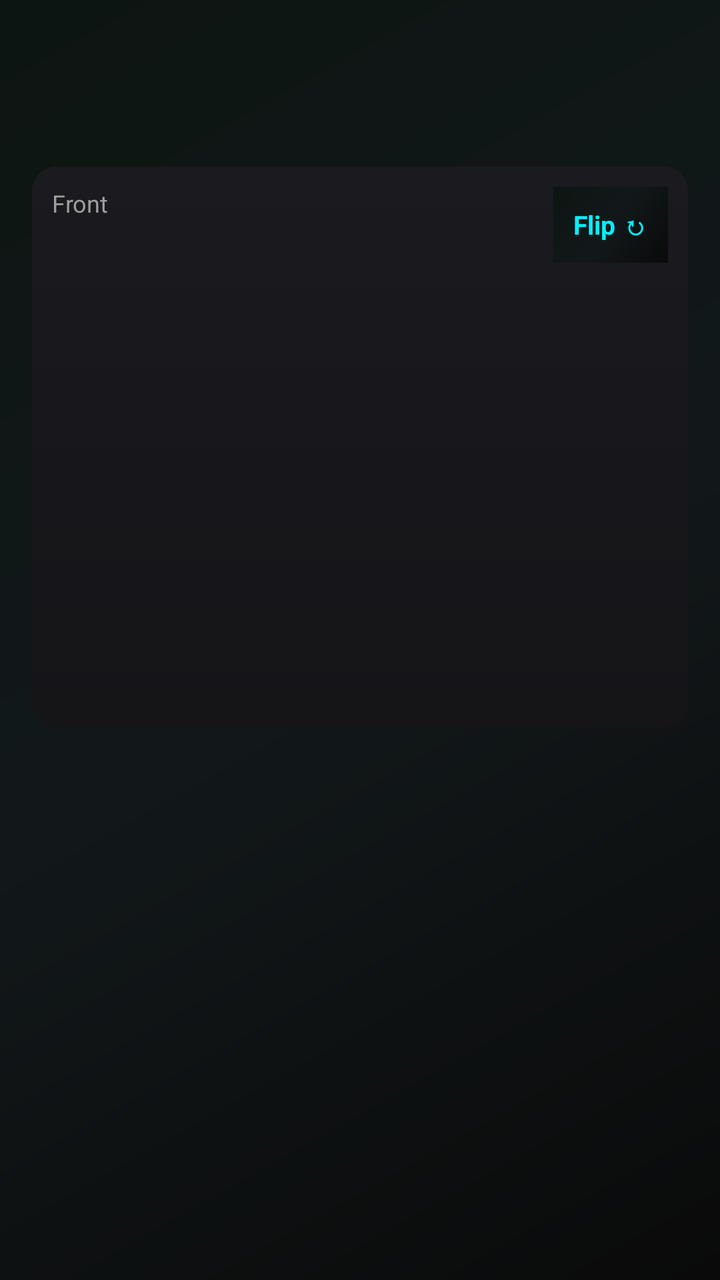
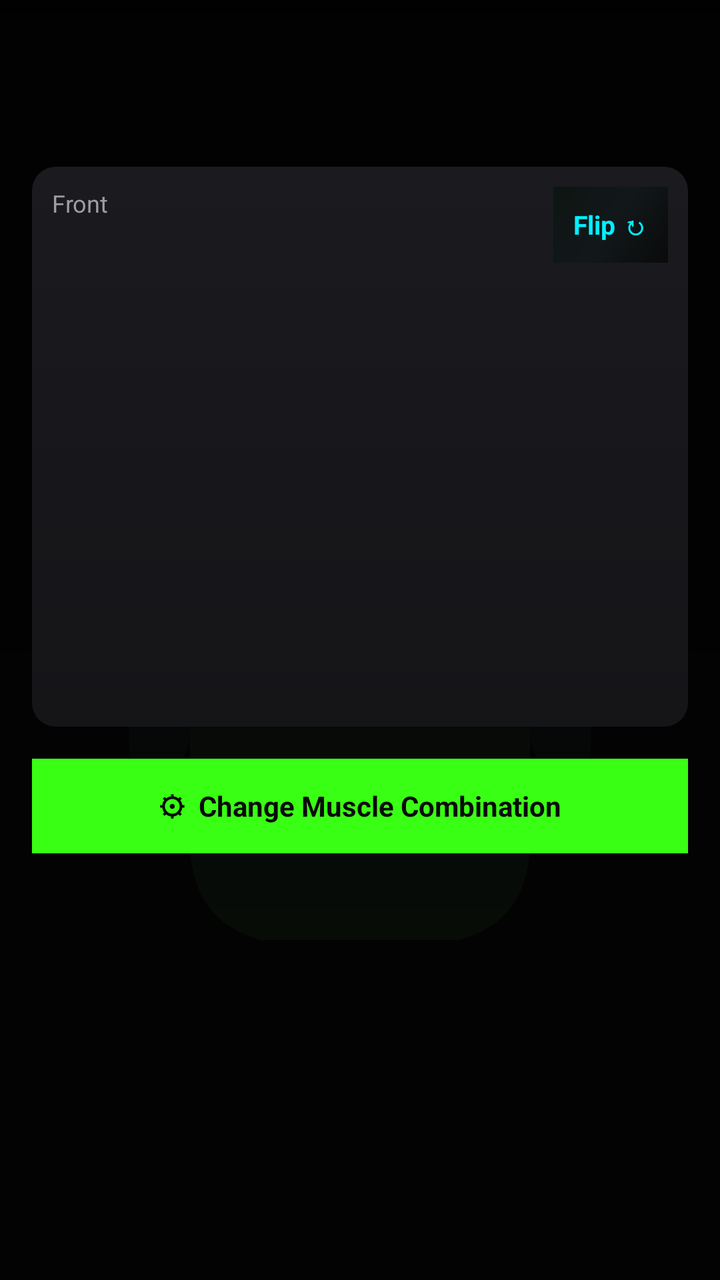

The first picture is an Android layout as it rendered before a commit; the second is the same layout after the commit. The layout source and the unified diff follow.
<!-- AndroidManifest.xml: application theme Theme.Sarfit -->
<!-- res/layout/activity_day_detail.xml -->
<?xml version="1.0" encoding="utf-8"?>
<ScrollView xmlns:android="http://schemas.android.com/apk/res/android"
    android:layout_width="match_parent"
    android:layout_height="match_parent"
    android:background="@drawable/gradient_bg">

    <LinearLayout
        android:layout_width="match_parent"
        android:layout_height="wrap_content"
        android:orientation="vertical"
        android:padding="16dp">

        <TextView
            android:id="@+id/tvDayTitle"
            android:layout_width="wrap_content"
            android:layout_height="wrap_content"
            android:textColor="@color/text_primary"
            android:textSize="26sp"
            android:textStyle="bold" />

        <TextView
            android:id="@+id/tvDayFocus"
            android:layout_width="wrap_content"
            android:layout_height="wrap_content"
            android:layout_marginBottom="12dp"
            android:textColor="@color/neon_cyan"
            android:textSize="15sp" />

        <FrameLayout
            android:id="@+id/bodyModelContainer"
            android:layout_width="match_parent"
            android:layout_height="280dp"
            android:layout_marginBottom="16dp"
            android:background="@drawable/gradient_card">

            <TextView
                android:id="@+id/tvFlipView"
                android:layout_width="wrap_content"
                android:layout_height="wrap_content"
                android:layout_gravity="top|end"
                android:layout_margin="10dp"
                android:padding="10dp"
                android:text="Flip \u21BB"
                android:textColor="@color/neon_cyan"
                android:textSize="13sp"
                android:textStyle="bold"
                android:background="@drawable/gradient_bg" />

            <TextView
                android:id="@+id/tvViewLabel"
                android:layout_width="wrap_content"
                android:layout_height="wrap_content"
                android:layout_gravity="top|start"
                android:layout_margin="10dp"
                android:text="Front"
                android:textColor="@color/text_secondary"
                android:textSize="12sp" />

        </FrameLayout>

        <LinearLayout
            android:id="@+id/weekTabsContainer"
            android:layout_width="match_parent"
            android:layout_height="wrap_content"
            android:orientation="horizontal"
            android:layout_marginBottom="16dp" />

        <TextView
            android:id="@+id/tvSetsRepsInfo"
            android:layout_width="wrap_content"
            android:layout_height="wrap_content"
            android:layout_marginBottom="14dp"
            android:textColor="@color/text_secondary"
            android:textSize="12sp" />

        <LinearLayout
            android:id="@+id/exerciseListContainer"
            android:layout_width="match_parent"
            android:layout_height="wrap_content"
            android:orientation="vertical" />

    </LinearLayout>
</ScrollView>
<!-- resources referenced by this layout -->
<resources>
  <color name="neon_cyan">#00F0FF</color>
  <color name="text_primary">#FFFFFF</color>
  <color name="text_secondary">#9E9E9E</color>
  <!-- drawable gradient_bg (drawable) -->
  <?xml version="1.0" encoding="utf-8"?>
  <shape xmlns:android="http://schemas.android.com/apk/res/android"
      android:shape="rectangle">
      <gradient
          android:type="linear"
          android:angle="135"
          android:startColor="#0A0A0A"
          android:centerColor="#12181A"
          android:endColor="#0D1512"
          android:centerX="0.5" />
  </shape>
  <!-- drawable gradient_card (drawable) -->
  <?xml version="1.0" encoding="utf-8"?>
  <shape xmlns:android="http://schemas.android.com/apk/res/android"
      android:shape="rectangle">
      <gradient
          android:type="linear"
          android:angle="115"
          android:startColor="#1A1A1F"
          android:endColor="#151518" />
      <corners android:radius="12dp" />
  </shape>
  <style name="Theme.Sarfit" parent="Theme.AppCompat.NoActionBar">
          <item name="android:windowBackground">@color/bg_dark</item>
          <item name="android:statusBarColor">@color/bg_dark</item>
          <item name="android:navigationBarColor">@color/bg_dark</item>
          <item name="android:textColor">@color/text_primary</item>
      </style>
  <color name="bg_dark">#0A0A0A</color>
</resources>

<!-- the commit's change to res/layout/activity_day_detail.xml (unified diff, before → after) -->
@@ -1,83 +1,112 @@
 <?xml version="1.0" encoding="utf-8"?>
-<ScrollView xmlns:android="http://schemas.android.com/apk/res/android"
+<FrameLayout xmlns:android="http://schemas.android.com/apk/res/android"
     android:layout_width="match_parent"
-    android:layout_height="match_parent"
-    android:background="@drawable/gradient_bg">
+    android:layout_height="match_parent">
 
-    <LinearLayout
+    <ImageView
+        android:id="@+id/ivDayBackground"
         android:layout_width="match_parent"
-        android:layout_height="wrap_content"
-        android:orientation="vertical"
-        android:padding="16dp">
+        android:layout_height="match_parent"
+        android:scaleType="centerCrop"
+        android:src="@drawable/bg_theme_push" />
 
-        <TextView
-            android:id="@+id/tvDayTitle"
-            android:layout_width="wrap_content"
+    <View
+        android:layout_width="match_parent"
+        android:layout_height="match_parent"
+        android:background="@drawable/scrim_overlay" />
+
+    <ScrollView
+        android:layout_width="match_parent"
+        android:layout_height="match_parent">
+
+        <LinearLayout
+            android:layout_width="match_parent"
             android:layout_height="wrap_content"
-            android:textColor="@color/text_primary"
-            android:textSize="26sp"
-            android:textStyle="bold" />
-
-        <TextView
-            android:id="@+id/tvDayFocus"
-            android:layout_width="wrap_content"
-            android:layout_height="wrap_content"
-            android:layout_marginBottom="12dp"
-            android:textColor="@color/neon_cyan"
-            android:textSize="15sp" />
-
-        <FrameLayout
-            android:id="@+id/bodyModelContainer"
-            android:layout_width="match_parent"
-            android:layout_height="280dp"
-            android:layout_marginBottom="16dp"
-            android:background="@drawable/gradient_card">
+            android:orientation="vertical"
+            android:padding="16dp">
 
             <TextView
-                android:id="@+id/tvFlipView"
+                android:id="@+id/tvDayTitle"
                 android:layout_width="wrap_content"
                 android:layout_height="wrap_content"
-                android:layout_gravity="top|end"
-                android:layout_margin="10dp"
-                android:padding="10dp"
-                android:text="Flip \u21BB"
-                android:textColor="@color/neon_cyan"
-                android:textSize="13sp"
-                android:textStyle="bold"
-                android:background="@drawable/gradient_bg" />
+                android:textColor="@color/text_primary"
+                android:textSize="26sp"
+                android:textStyle="bold" />
 
             <TextView
-                android:id="@+id/tvViewLabel"
+                android:id="@+id/tvDayFocus"
                 android:layout_width="wrap_content"
                 android:layout_height="wrap_content"
-                android:layout_gravity="top|start"
-                android:layout_margin="10dp"
-                android:text="Front"
+                android:layout_marginBottom="12dp"
+                android:textColor="@color/neon_cyan"
+                android:textSize="15sp" />
+
+            <FrameLayout
+                android:id="@+id/bodyModelContainer"
+                android:layout_width="match_parent"
+                android:layout_height="280dp"
+                android:layout_marginBottom="16dp"
+                android:background="@drawable/gradient_card">
+
+                <TextView
+                    android:id="@+id/tvFlipView"
+                    android:layout_width="wrap_content"
+                    android:layout_height="wrap_content"
+                    android:layout_gravity="top|end"
+                    android:layout_margin="10dp"
+                    android:padding="10dp"
+                    android:text="Flip \u21BB"
+                    android:textColor="@color/neon_cyan"
+                    android:textSize="13sp"
+                    android:textStyle="bold"
+                    android:background="@drawable/gradient_bg" />
+
+                <TextView
+                    android:id="@+id/tvViewLabel"
+                    android:layout_width="wrap_content"
+                    android:layout_height="wrap_content"
+                    android:layout_gravity="top|start"
+                    android:layout_margin="10dp"
+                    android:text="Front"
+                    android:textColor="@color/text_secondary"
+                    android:textSize="12sp" />
+
+            </FrameLayout>
+
+            <TextView
+                android:id="@+id/tvChangeCombo"
+                android:layout_width="match_parent"
+                android:layout_height="wrap_content"
+                android:layout_marginBottom="16dp"
+                android:padding="14dp"
+                android:gravity="center"
+                android:text="\u2699  Change Muscle Combination"
+                android:textColor="@color/bg_dark"
+                android:textSize="14sp"
+                android:textStyle="bold"
+                android:background="@color/neon_green" />
+
+            <LinearLayout
+                android:id="@+id/weekTabsContainer"
+                android:layout_width="match_parent"
+                android:layout_height="wrap_content"
+                android:orientation="horizontal"
+                android:layout_marginBottom="16dp" />
+
+            <TextView
+                android:id="@+id/tvSetsRepsInfo"
+                android:layout_width="wrap_content"
+                android:layout_height="wrap_content"
+                android:layout_marginBottom="14dp"
                 android:textColor="@color/text_secondary"
                 android:textSize="12sp" />
 
-        </FrameLayout>
+            <LinearLayout
+                android:id="@+id/exerciseListContainer"
+                android:layout_width="match_parent"
+                android:layout_height="wrap_content"
+                android:orientation="vertical" />
 
-        <LinearLayout
-            android:id="@+id/weekTabsContainer"
-            android:layout_width="match_parent"
-            android:layout_height="wrap_content"
-            android:orientation="horizontal"
-            android:layout_marginBottom="16dp" />
-
-        <TextView
-            android:id="@+id/tvSetsRepsInfo"
-            android:layout_width="wrap_content"
-            android:layout_height="wrap_content"
-            android:layout_marginBottom="14dp"
-            android:textColor="@color/text_secondary"
-            android:textSize="12sp" />
-
-        <LinearLayout
-            android:id="@+id/exerciseListContainer"
-            android:layout_width="match_parent"
-            android:layout_height="wrap_content"
-            android:orientation="vertical" />
-
-    </LinearLayout>
-</ScrollView>
+        </LinearLayout>
+    </ScrollView>
+</FrameLayout>
<!-- resource entries referenced after the edit -->
@@ -1,8 +1,26 @@
 <!-- resources referenced by this layout -->
 <resources>
   <color name="neon_cyan">#00F0FF</color>
+  <color name="neon_green">#39FF14</color>
   <color name="text_primary">#FFFFFF</color>
   <color name="text_secondary">#9E9E9E</color>
+  <!-- drawable bg_theme_push (drawable) -->
+  <?xml version="1.0" encoding="utf-8"?>
+  <vector xmlns:android="http://schemas.android.com/apk/res/android"
+      android:width="360dp" android:height="640dp"
+      android:viewportWidth="360" android:viewportHeight="640">
+      <path android:pathData="M0,0h360v640h-360z" android:fillColor="#0A0A0A"/>
+      <path android:pathData="M0,0h360v640h-360z">
+          <aapt:attr xmlns:aapt="http://schemas.android.com/aapt" name="android:fillColor">
+              <gradient android:type="linear" android:angle="135"
+                  android:startColor="#1A2E1A" android:endColor="#0A0A0A" android:centerColor="#0F1A10"/>
+          </aapt:attr>
+      </path>
+      <path android:fillColor="#1C2E1C"
+          android:pathData="M180,140 a55,55 0 1 1 -0.1,0 Z M130,210 Q100,230 95,290 L95,420 Q95,460 130,470 L230,470 Q265,460 265,420 L265,290 Q260,230 230,210 Q205,225 180,225 Q155,225 130,210 Z"/>
+      <path android:fillColor="#16241A"
+          android:pathData="M95,300 Q60,320 65,380 L80,420 Q85,395 95,370 Z M265,300 Q300,320 295,380 L280,420 Q275,395 265,370 Z"/>
+  </vector>
   <!-- drawable gradient_bg (drawable) -->
   <?xml version="1.0" encoding="utf-8"?>
   <shape xmlns:android="http://schemas.android.com/apk/res/android"
@@ -26,6 +44,16 @@
           android:endColor="#151518" />
       <corners android:radius="12dp" />
   </shape>
+  <!-- drawable scrim_overlay (drawable) -->
+  <?xml version="1.0" encoding="utf-8"?>
+  <shape xmlns:android="http://schemas.android.com/apk/res/android" android:shape="rectangle">
+      <gradient
+          android:type="linear"
+          android:angle="90"
+          android:startColor="#B3000000"
+          android:centerColor="#CC000000"
+          android:endColor="#E6000000" />
+  </shape>
   <style name="Theme.Sarfit" parent="Theme.AppCompat.NoActionBar">
           <item name="android:windowBackground">@color/bg_dark</item>
           <item name="android:statusBarColor">@color/bg_dark</item>
